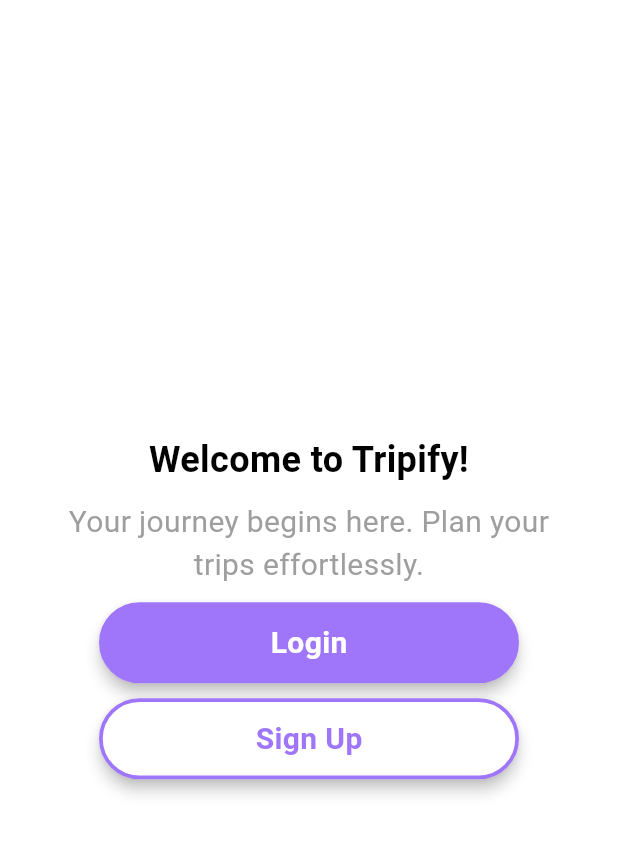
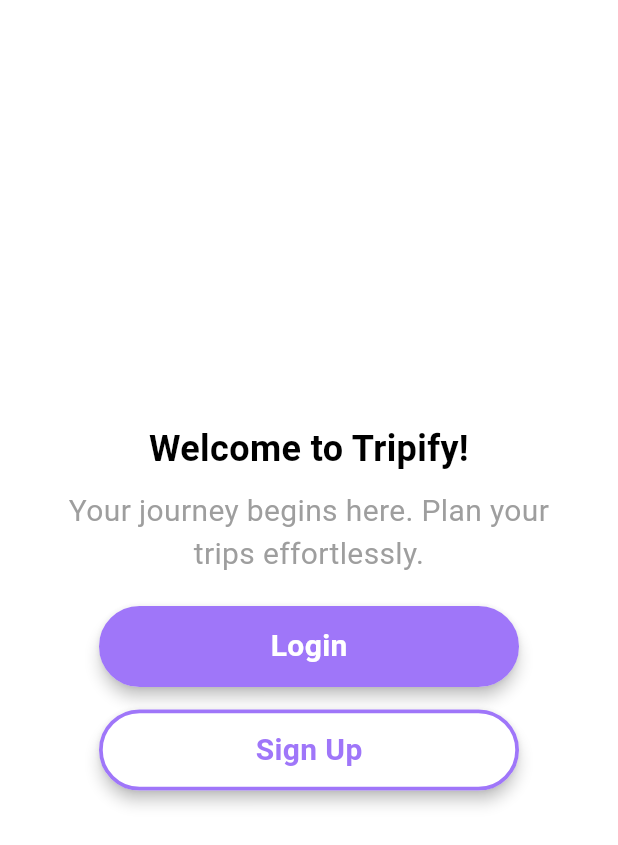
Before and after one commit to limwengni/Tripify, a Flutter app: the screen it shows after launch, on a phone screen of 412 x 824 dp. Shown: the top 845 px of the screen. Run offline on Flutter 3.47's test engine with Material 3 defaults, Android fonts, the phone set to English and light mode, and no system bars; our stand-ins replace firebase_auth, firebase_core, flutter_svg, go_router, loading_overlay, rflutter_alert and 2 more; accounts and stored records are empty.

Commit message:
added more space between btns

```diff
--- a/lib/views/welcome_page.dart
+++ b/lib/views/welcome_page.dart
@@ -38,7 +38,7 @@ class WelcomePage extends StatelessWidget {
                     fontSize: 20,
                   ),
                 ),
-                const SizedBox(height: 10), // Reduced height
+                const SizedBox(height: 20), // Reduced height
                 Hero(
                   tag: 'login_btn',
                   child: CustomButton(
@@ -48,7 +48,7 @@ class WelcomePage extends StatelessWidget {
                     },
                   ),
                 ),
-                const SizedBox(height: 10),
+                const SizedBox(height: 15),
                 Hero(
                   tag: 'signup_btn',
                   child: CustomButton(
```
